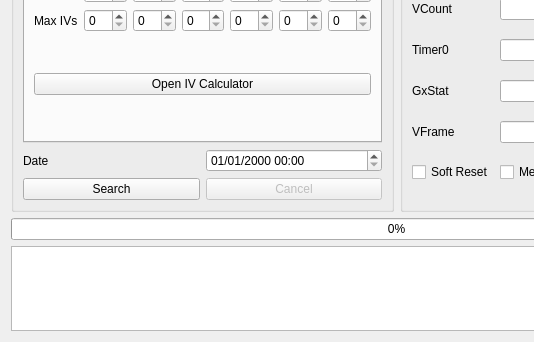
Old version of the form Source/Forms/Gen5/Profile/ProfileCalibrator5.ui in the repository Admiral-Fish/PokeFinder; both pictures show x 0 to 534 and y 130 to 472 of the 793 by 472 pixel window.
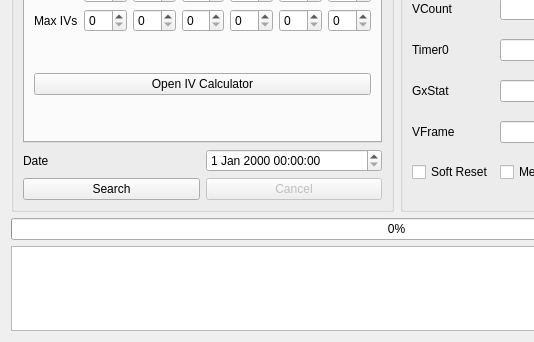
New version of the form. Custom widgets are drawn as their Qt base class.

Commit message: Remove conflicting date/time format

```diff
--- a/Source/Forms/Gen5/Profile/ProfileCalibrator5.ui
+++ b/Source/Forms/Gen5/Profile/ProfileCalibrator5.ui
@@ -326,9 +326,6 @@
           <day>1</day>
          </datetime>
         </property>
-        <property name="displayFormat">
-         <string notr="true">MM/dd/yyyy HH:mm</string>
-        </property>
        </widget>
       </item>
       <item row="2" column="0" colspan="2">
```
The commit also changes 1 other file.
